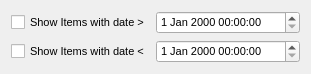
pjrinaldi/wombatforensics, file changeddatefilter.ui: the form before one commit.
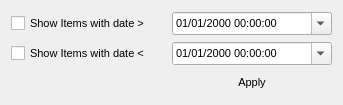
The form after the commit.

```diff
--- a/changeddatefilter.ui
+++ b/changeddatefilter.ui
@@ -9,8 +9,8 @@
    <rect>
     <x>0</x>
     <y>0</y>
-    <width>311</width>
-    <height>72</height>
+    <width>343</width>
+    <height>105</height>
    </rect>
   </property>
   <property name="font">
@@ -21,6 +21,9 @@
   <property name="windowTitle">
    <string>Filter</string>
   </property>
+  <property name="autoFillBackground">
+   <bool>true</bool>
+  </property>
   <layout class="QGridLayout" name="gridLayout">
    <property name="horizontalSpacing">
     <number>0</number>
@@ -32,6 +35,32 @@
      </property>
     </widget>
    </item>
+   <item row="2" column="1">
+    <widget class="QDateTimeEdit" name="lessdateTimeEdit">
+     <property name="displayFormat">
+      <string>MM/dd/yyyy HH:mm:ss</string>
+     </property>
+     <property name="calendarPopup">
+      <bool>true</bool>
+     </property>
+     <property name="timeSpec">
+      <enum>Qt::UTC</enum>
+     </property>
+    </widget>
+   </item>
+   <item row="0" column="1">
+    <widget class="QDateTimeEdit" name="moredateTimeEdit">
+     <property name="displayFormat">
+      <string>MM/dd/yyyy HH:mm:ss</string>
+     </property>
+     <property name="calendarPopup">
+      <bool>true</bool>
+     </property>
+     <property name="timeSpec">
+      <enum>Qt::UTC</enum>
+     </property>
+    </widget>
+   </item>
    <item row="2" column="0">
     <widget class="QCheckBox" name="lesscheckBox">
      <property name="text">
@@ -39,11 +68,18 @@
      </property>
     </widget>
    </item>
-   <item row="0" column="1">
-    <widget class="QDateTimeEdit" name="moredateTimeEdit"/>
-   </item>
-   <item row="2" column="1">
-    <widget class="QDateTimeEdit" name="lessdateTimeEdit"/>
+   <item row="3" column="1">
+    <widget class="QPushButton" name="pushButton">
+     <property name="text">
+      <string>Apply</string>
+     </property>
+     <property name="default">
+      <bool>true</bool>
+     </property>
+     <property name="flat">
+      <bool>true</bool>
+     </property>
+    </widget>
    </item>
   </layout>
  </widget>
```
Left out of the diff: 4 changed lines with no effect on the pictures.
